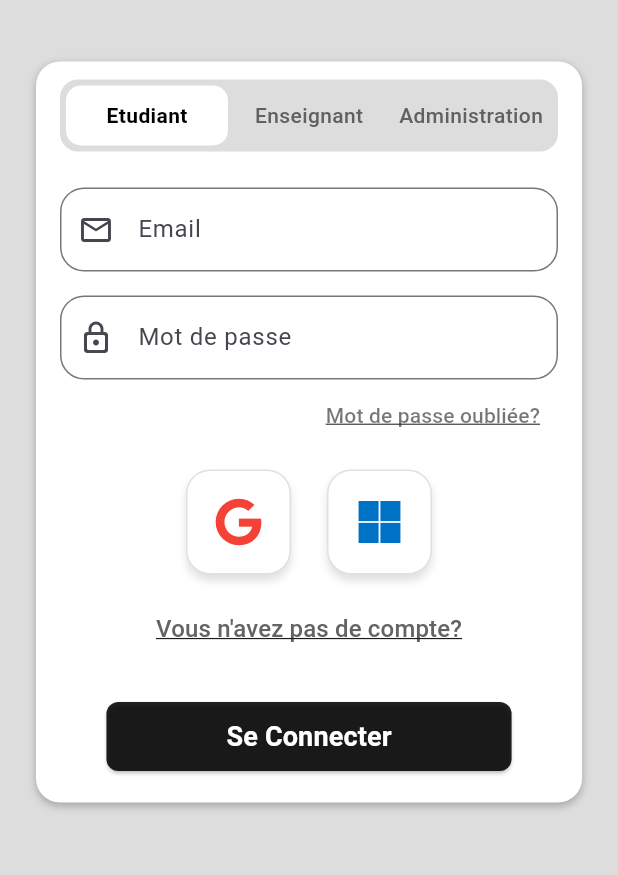
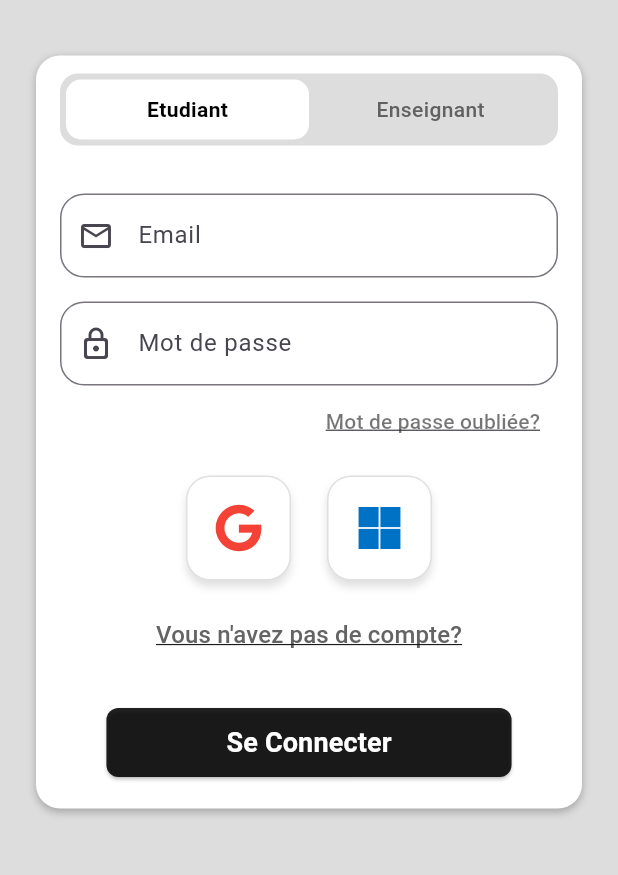
Before and after one commit to chedy256/PFA, a Flutter app: the screen it shows after launch, on a phone screen of 412 x 824 dp, the part 186-1061 px from its top. Run offline on Flutter 3.47's test engine with Material 3 defaults, Android fonts, the phone set to English and light mode, and no system bars; our stand-ins replace firebase_auth, firebase_core, flutter_riverpod, font_awesome_flutter, google_sign_in; accounts and stored records are empty.

Commit message:
feat: Add first name and last name fields for registration; update role options

```diff
--- a/frontend/lib/features/auth/auth_page.dart
+++ b/frontend/lib/features/auth/auth_page.dart
@@ -123,7 +123,37 @@ class _AuthPageState extends ConsumerState<AuthPage> {
                             _selectedRole = role;
                           },
                         ),
-                        const SizedBox(height: 24),
+                        const SizedBox(height: 16),
+                        if (!_isLogin) ...[
+                          Row(
+                            spacing: 16,
+                            mainAxisAlignment: MainAxisAlignment.spaceBetween,
+                            children: [
+                              Expanded(
+                                // Added Expanded
+                                child: TextFormField(
+                                  decoration: InputDecoration(
+                                    labelText: 'Prénom',
+                                    border: OutlineInputBorder(
+                                      borderRadius: BorderRadius.circular(16),
+                                    ),
+                                  ),
+                                ),
+                              ),
+                              Expanded(
+                                child: TextFormField(
+                                  decoration: InputDecoration(
+                                    labelText: 'Nom',
+                                    border: OutlineInputBorder(
+                                      borderRadius: BorderRadius.circular(16),
+                                    ),
+                                  ),
+                                ),
+                              ),
+                            ],
+                          ),
+                        ],
+                        const SizedBox(height: 16),
                         emailInputField(controller: _emailController),
                         const SizedBox(height: 16),
                         passwordInputField(
@@ -151,13 +181,16 @@ class _AuthPageState extends ConsumerState<AuthPage> {
                                 ),
                           ),
                         ],
-                        if (_isLogin)
-                          Row(
+                        _isLogin
+                            ? Row(
                                 mainAxisAlignment: MainAxisAlignment.end,
                                 children: [
                                   TextButton(
                                     onPressed: () {
-                                  Navigator.pushNamed(context, '/resetpass');
+                                      Navigator.pushNamed(
+                                        context,
+                                        '/resetpass',
+                                      );
                                     },
                                     child: const Text(
                                       'Mot de passe oubliée?',
@@ -168,16 +201,20 @@ class _AuthPageState extends ConsumerState<AuthPage> {
                                     ),
                                   ),
                                 ],
-                          ),
+                              )
+                            : const SizedBox(height: 2),
                         _isLogin
                             ? const SizedBox(height: 12)
                             : const SizedBox(height: 32),
+                        if (_isLogin)
                           quickLoginOptions(
                             onGoogleTap: () {
                               ref.read(authProvider.notifier).loginWithGoogle();
                             },
                             onMicrosoftTap: () {
-                            ref.read(authProvider.notifier).loginWithMicrosoft();
+                              ref
+                                  .read(authProvider.notifier)
+                                  .loginWithMicrosoft();
                             },
                           ),
                         const SizedBox(height: 12),
--- a/frontend/lib/features/auth/widgets/auth_widgets.dart
+++ b/frontend/lib/features/auth/widgets/auth_widgets.dart
@@ -16,7 +16,7 @@ class _RoleSelectorState extends State<RoleSelector> {
   // Default selected role
   String _selectedRole = 'Etudiant';
 
-  final List<String> _roles = ['Etudiant', 'Enseignant', 'Administration'];
+  final List<String> _roles = ['Etudiant', 'Enseignant'];
 
   @override
   Container build(BuildContext context) {
```
Lines whose indentation alone changed are shown as unchanged.
